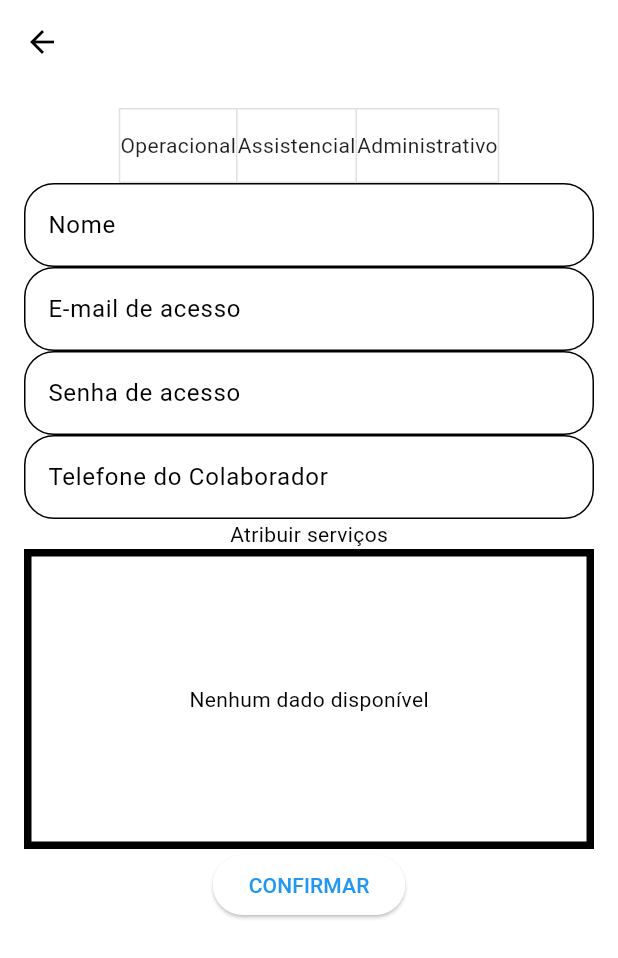
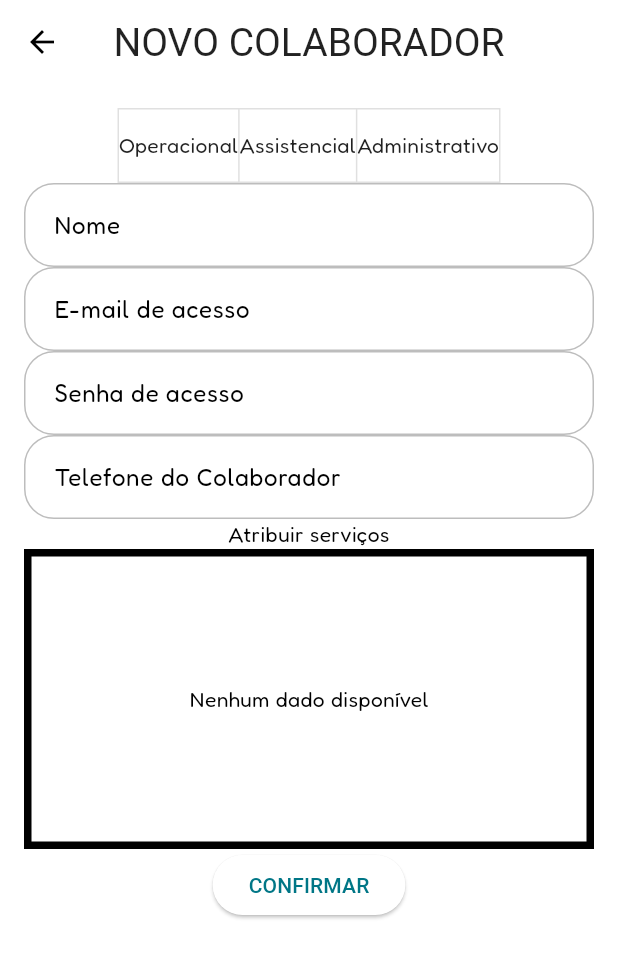
Before and after one commit to devgomes10/fullserva, a Flutter app: the screen it shows after launch, item 3 of the bottom bar chosen, after a tap on the "add" icon, on a phone screen of 412 x 824 dp. Shown: the top 958 px of the screen. Run offline on Flutter 3.47's test engine with Material 3 defaults, Android fonts, the phone set to English and light mode, and no system bars; our stand-ins replace cloud_firestore, currency_text_input_formatter, firebase_auth, firebase_core, google_fonts, mask_text_input_formatter and 2 more; accounts and stored records are empty; generated files the repository leaves out were written again; Roboto replaces fonts that are missing (Amaranth).

Commit message:
estilizando pelo theme

```diff
--- a/lib/utils/themes/theme_fonts.dart
+++ b/lib/utils/themes/theme_fonts.dart
@@ -2,6 +2,6 @@
 import 'package:google_fonts/google_fonts.dart';
 
 class ThemeFonts {
-  static TextStyle primary = GoogleFonts.varelaRound();
-  static TextStyle secondary = GoogleFonts.varela();
+  static TextStyle primary = GoogleFonts.fredoka();
+  static TextStyle secondary = GoogleFonts.amaranth();
 }
--- a/lib/utils/themes/theme_light.dart
+++ b/lib/utils/themes/theme_light.dart
@@ -5,21 +5,32 @@
 ThemeData themeLight = ThemeData(
   primaryColor: ThemeColors.primary,
   colorScheme: ColorScheme.fromSwatch(
+    primarySwatch: ThemeColors.primarySwatch,
     backgroundColor: ThemeColors.secondary,
   ),
   textTheme: TextTheme(
+    bodyLarge: ThemeFonts.primary,
     bodyMedium: ThemeFonts.primary,
-      titleMedium: ThemeFonts.secondary,
+    bodySmall: ThemeFonts.primary,
   ),
   appBarTheme: AppBarTheme(
     centerTitle: true,
-      titleTextStyle: ThemeFonts.primary,
+    titleTextStyle: ThemeFonts.secondary.copyWith(
+      color: Colors.black87,
+      fontSize: 26,
+    ),
   ),
   inputDecorationTheme: InputDecorationTheme(
+    contentPadding: EdgeInsets.all(16),
     border: OutlineInputBorder(
       borderRadius: BorderRadius.circular(20),
     ),
     enabledBorder: OutlineInputBorder(
       borderRadius: BorderRadius.circular(20),
+      borderSide: const BorderSide(color: Colors.black26),
     ),
-    ));
+  ),
+  floatingActionButtonTheme: const FloatingActionButtonThemeData(
+    elevation: 0,
+  ),
+);
--- a/lib/views/appointments/appointment_form_view.dart
+++ b/lib/views/appointments/appointment_form_view.dart
@@ -48,7 +48,7 @@
     return SafeArea(
       child: Scaffold(
         appBar: AppBar(
-          title: const Text("Novo Agendamento"),
+          title: const Text("NOVO AGENDAMENTO"),
         ),
         body: Padding(
           padding: const EdgeInsets.all(16.0),
--- a/lib/views/appointments/appointment_view.dart
+++ b/lib/views/appointments/appointment_view.dart
@@ -2,8 +2,10 @@
 import 'package:flutter/material.dart';
 import 'package:fullserva/controllers/appointment_controller.dart';
 import 'package:fullserva/domain/entities/employee.dart';
+import 'package:fullserva/utils/themes/theme_colors.dart';
 import 'package:fullserva/views/appointments/appointment_form_view.dart';
 import 'package:fullserva/views/components/modal_coworkers.dart';
+import 'package:intl/intl.dart';
 import 'package:table_calendar/table_calendar.dart';
 import '../../domain/entities/appointment.dart';
 
@@ -23,6 +25,13 @@
   String locale = 'pt-BR';
   Employee? _coworker;
 
+  String capitalizeFirstLetter(String text) {
+    if (text == null || text.isEmpty) {
+      return text; // Retorna o texto original se for nulo ou vazio
+    }
+    return text[0].toUpperCase() + text.substring(1).toLowerCase();
+  }
+
   @override
   void initState() {
     super.initState();
@@ -36,7 +45,7 @@
     return SafeArea(
       child: Scaffold(
         appBar: AppBar(
-          title: const Text("Agendamentos"),
+          title: const Text("AGENDA"),
         ),
         floatingActionButton: FloatingActionButton(
           onPressed: () async {
@@ -63,12 +72,28 @@
               },
               // eventLoader: (day) {},
               locale: locale,
-              headerStyle: const HeaderStyle(
+              headerStyle: HeaderStyle(
                 formatButtonVisible: false,
                 titleCentered: true,
-                titleTextStyle: TextStyle(
+                titleTextStyle: const TextStyle(
                   fontSize: 20,
                   fontWeight: FontWeight.bold,
+                ),
+                titleTextFormatter: (day, locale) {
+                  String formattedText =
+                      DateFormat('MMMM yyyy', locale).format(day);
+                  return capitalizeFirstLetter(formattedText);
+                },
+              ),
+              daysOfWeekStyle: DaysOfWeekStyle(
+                dowTextFormatter: (day, locale) => DateFormat.E(locale).format(day)[0].toUpperCase(),
+              ),
+              calendarStyle: const CalendarStyle(
+                rangeHighlightColor: Colors.yellow,
+                outsideDaysVisible: false,
+                holidayDecoration: BoxDecoration(
+                  color: Colors.pink,
+                  shape: BoxShape.circle,
                 ),
               ),
               // calendarFormat: calendarFormat,
--- a/lib/views/dash/dashboard_view.dart
+++ b/lib/views/dash/dashboard_view.dart
@@ -30,7 +30,7 @@
     return SafeArea(
       child: Scaffold(
         appBar: AppBar(
-          title: const Text("Painel"),
+          title: const Text("PAINEL"),
         ),
         body: Column(
           children: [
--- a/lib/views/employees/employee_form_view.dart
+++ b/lib/views/employees/employee_form_view.dart
@@ -70,7 +70,7 @@
     final employeeModel = widget.model;
     return Scaffold(
       appBar: AppBar(
-        title: Text("Equipe"),
+        title: Text("NOVO COLABORADOR"),
         actions: employeeModel != null
             ? [
                 IconButton(
--- a/lib/views/employees/employees_view.dart
+++ b/lib/views/employees/employees_view.dart
@@ -17,7 +17,7 @@
   Widget build(BuildContext context) {
     return Scaffold(
       appBar: AppBar(
-        title: const Text("Equipe"),
+        title: const Text("EQUIPE"),
       ),
       floatingActionButton: FloatingActionButton(
         onPressed: () {
--- a/lib/views/more/account/account_view.dart
+++ b/lib/views/more/account/account_view.dart
@@ -20,7 +20,7 @@
   Widget build(BuildContext context) {
     return Scaffold(
       appBar: AppBar(
-        title: const Text("Configurações da conta"),
+        title: const Text("MINHA CONTA"),
       ),
       body: Padding(
         padding: const EdgeInsets.all(16.0),
--- a/lib/views/more/business/business_form_view.dart
+++ b/lib/views/more/business/business_form_view.dart
@@ -23,7 +23,7 @@
   Widget build(BuildContext context) {
     return Scaffold(
       appBar: AppBar(
-        title: Text("Personalize seu site"),
+        title: Text("PERSONALIZE O SITE"),
       ),
       body: Padding(
         padding: const EdgeInsets.all(16.0),
--- a/lib/views/more/more/more_view.dart
+++ b/lib/views/more/more/more_view.dart
@@ -17,7 +17,7 @@
     return SafeArea(
       child: Scaffold(
         appBar: AppBar(
-          title: const Text("Mais opções"),
+          title: const Text("MAIS OPÇÕES"),
         ),
         body: Column(
           children: [
--- a/lib/views/more/opening_hours/week_days_form.dart
+++ b/lib/views/more/opening_hours/week_days_form.dart
@@ -35,7 +35,7 @@
   Widget build(BuildContext context) {
     return Scaffold(
       appBar: AppBar(
-        title: const Text('Atualizar dia'),
+        title: const Text('ATUALIZAR O DIA'),
       ),
       body: Padding(
         padding: const EdgeInsets.all(16.0),
--- a/lib/views/more/opening_hours/week_days_view.dart
+++ b/lib/views/more/opening_hours/week_days_view.dart
@@ -19,7 +19,7 @@
   Widget build(BuildContext context) {
     return Scaffold(
       appBar: AppBar(
-        title: const Text("Horários de atendimento"),
+        title: const Text("HORÁRIOS DE ATENDIMENTO"),
       ),
       body: StreamBuilder<List<WeekDays>>(
         stream: calendarTimesController.getWeekDays(),
--- a/lib/views/services/service_form_view.dart
+++ b/lib/views/services/service_form_view.dart
@@ -38,7 +38,7 @@
     return SafeArea(
       child: Scaffold(
         appBar: AppBar(
-          title: const Text("Adicionar Serviço"),
+          title: const Text("NOVO SERVIÇO"),
           actions: serviceModel != null
               ? [
                   IconButton(
--- a/lib/views/services/service_view.dart
+++ b/lib/views/services/service_view.dart
@@ -33,7 +33,7 @@
     return SafeArea(
       child: Scaffold(
         appBar: AppBar(
-          title: const Text("Serviços"),
+          title: const Text("SERVICE"),
         ),
         floatingActionButton: FloatingActionButton(
           onPressed: () {
```
Also changed, not shown: lib/utils/themes/theme_colors.dart (+18 -1 lines). Lines whose indentation alone changed are shown as unchanged.
